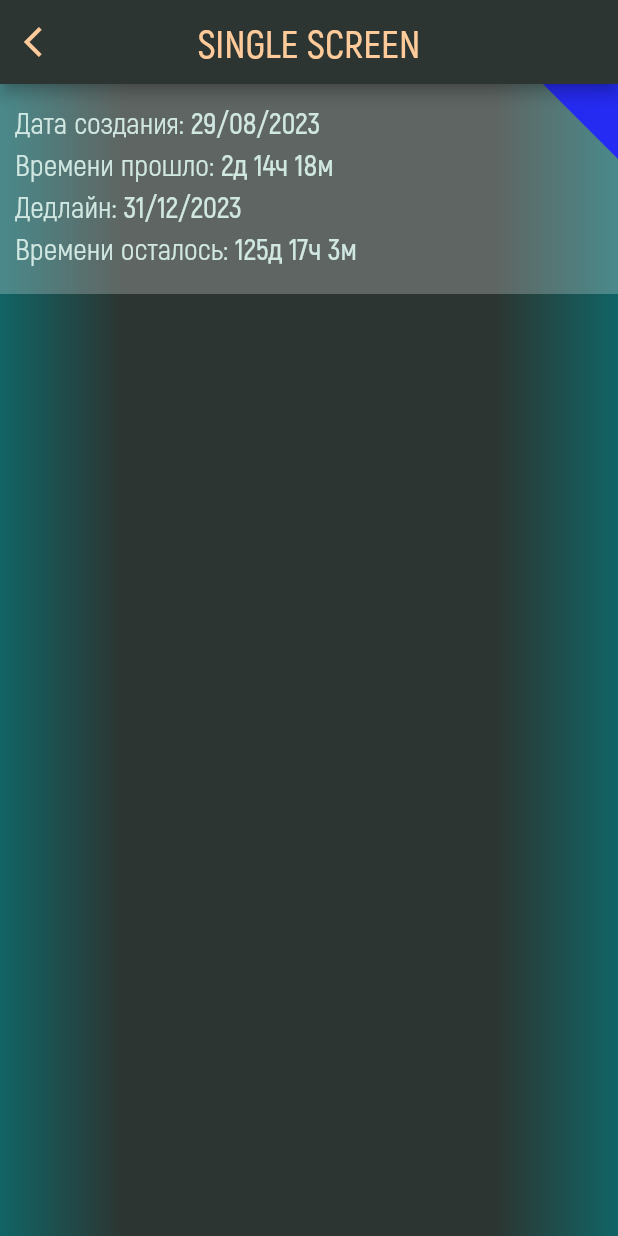
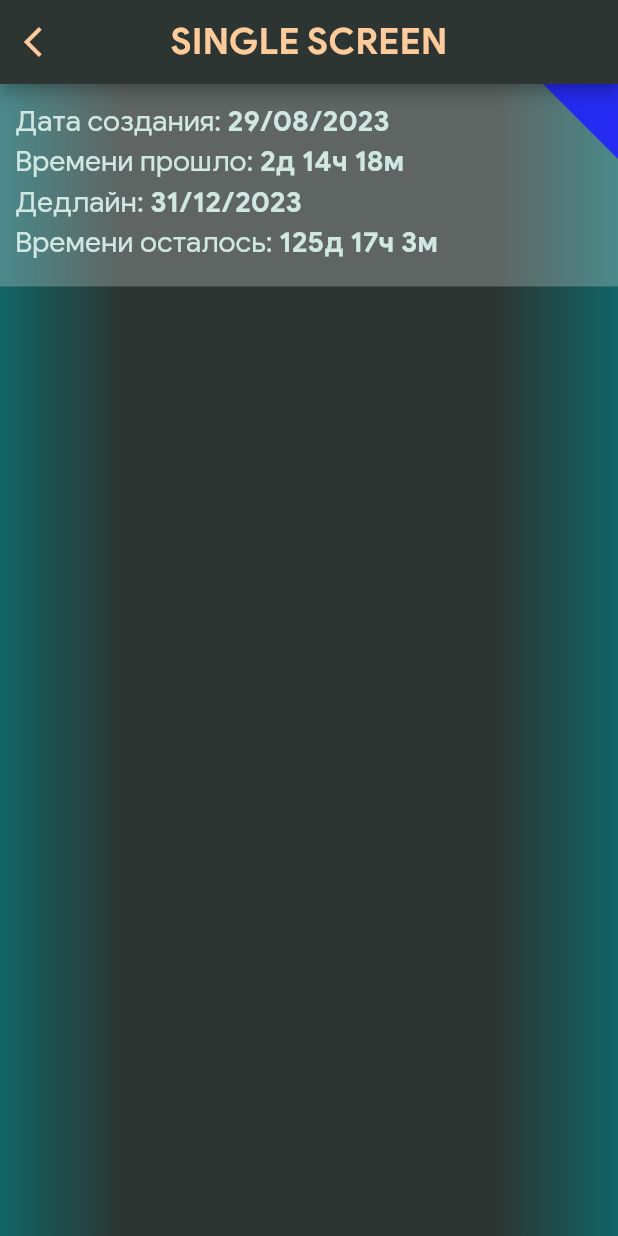
Before and after one commit to yakut54/todolist, a Flutter app: the screen it shows after launch, after a tap on "Title Todo", on a phone screen of 412 x 824 dp. Run offline on Flutter 3.47's test engine with Material 2 defaults, Android fonts, the phone set to English and light mode, and no system bars; our stand-ins replace roundcheckbox.

Commit message:
Day 4 new fonts

```diff
--- a/lib/screens/single_todo_screen/ui/single_todo_screen.dart
+++ b/lib/screens/single_todo_screen/ui/single_todo_screen.dart
@@ -1,7 +1,6 @@
 import 'package:flutter/material.dart';
 import 'package:todolist/theme/constants.dart';
 import 'package:todolist/widgets/ui/background_gradient.dart';
-
 import 'rich_text.dart';
 
 class SingleTodoScreen extends StatefulWidget {
@@ -27,9 +26,11 @@ class _SingleTodoScreenState extends State<SingleTodoScreen> {
           ),
           title: Text('Single Screen'.toUpperCase()),
         ),
-        body: Container(
+        body: Column(
+          children: [
+            Container(
               color: Colors.white24,
-          height: 140,
+              height: 135,
               child: Row(
                 crossAxisAlignment: CrossAxisAlignment.start,
                 children: [
@@ -57,6 +58,12 @@ class _SingleTodoScreenState extends State<SingleTodoScreen> {
                   ),
                 ],
               ),
+            ),
+            Container(
+              color: const Color.fromARGB(0, 0, 0, 0),
+              height: 400,
+            )
+          ],
         ),
       ),
     );
@@ -89,100 +96,3 @@ class MyCustomClipper extends CustomClipper<Path> {
   @override
   bool shouldReclip(CustomClipper<Path> oldClipper) => false;
 }
-
-// Column(
-//           children: [
-//             Row(
-//               mainAxisAlignment: MainAxisAlignment.start,
-//               crossAxisAlignment: CrossAxisAlignment.start,
-//               children: [
-//                 Expanded(
-//                   flex: 1,
-//                   child: Container(
-//                     color: Colors.white12,
-//                     padding: const EdgeInsets.all(10),
-//                     child: Column(
-//                       crossAxisAlignment: CrossAxisAlignment.start,
-//                       children: [
-
-//                         RichText(
-//                           text: const TextSpan(
-//                             style: TextStyle(
-//                               height: 1.4,
-//                               fontSize: 19,
-//                               color: GeneralColors.orangePeach,
-//                             ),
-//                             children: [
-//                               TextSpan(
-//                                 text: 'Прошло времени: ',
-//                                 style: TextStyle(
-//                                   fontFamily: FontFamily.akrobatRegular,
-//                                 ),
-//                               ),
-//                               TextSpan(
-//                                 text: '3д 12ч 48м',
-//                                 style: TextStyle(
-//                                   fontFamily: FontFamily.akrobatSemibold,
-//                                 ),
-//                               ),
-//                             ],
-//                           ),
-//                         ),
-//                         RichText(
-//                           text: const TextSpan(
-//                             style: TextStyle(
-//                               height: 1.4,
-//                               fontSize: 19,
-//                               color: GeneralColors.orangePeach,
-//                             ),
-//                             children: [
-//                               TextSpan(
-//                                 text: 'Дедлайн: ',
-//                                 style: TextStyle(
-//                                   fontFamily: FontFamily.akrobatRegular,
-//                                 ),
-//                               ),
-//                               TextSpan(
-//                                 text: '31/12/2023',
-//                                 style: TextStyle(
-//                                   fontFamily: FontFamily.akrobatSemibold,
-//                                 ),
-//                               ),
-//                             ],
-//                           ),
-//                         ),
-//                         RichText(
-//                           text: const TextSpan(
-//                             style: TextStyle(
-//                               height: 1.4,
-//                               fontSize: 19,
-//                               color: GeneralColors.orangePeach,
-//                             ),
-//                             children: [
-//                               TextSpan(
-//                                 text: 'Осталось времени: ',
-//                                 style: TextStyle(
-//                                   fontFamily: FontFamily.akrobatRegular,
-//                                 ),
-//                               ),
-//                               TextSpan(
-//                                 text: '125д 10ч 8м',
-//                                 style: TextStyle(
-//                                   fontFamily: FontFamily.akrobatSemibold,
-//                                 ),
-//                               ),
-//                             ],
-//                           ),
-//                         ),
-//                       ],
-//                     ),
-//                   ),
-//                 ),
-//                 ClipPath(
-//                   clipper: MyCustomClipper(),
-//                   child: const Triangle(),
-//                 ),
-//               ],
-//             ),
-//           ],
-//         ),
--- a/lib/screens/todo_list_screen/index.dart
+++ b/lib/screens/todo_list_screen/index.dart
@@ -1,2 +1,3 @@
 export './ui/todo_list_screen.dart';
 export './ui/todo_list_appbar.dart';
+export './ui/tile.dart';
--- a/lib/widgets/ui/tile.dart
+++ b/lib/screens/todo_list_screen/ui/tile.dart
@@ -61,7 +61,7 @@ class _TaleBtnState extends State<TaleBtn> {
                 },
                 child: Column(
                   children: [
-                    Container(
+                    SizedBox(
                       height: 35,
                       child: Align(
                         alignment: Alignment.bottomLeft,
@@ -71,7 +71,7 @@ class _TaleBtnState extends State<TaleBtn> {
                         ),
                       ),
                     ),
-                    Container(
+                    SizedBox(
                       height: 35,
                       child: Align(
                         alignment: Alignment.topLeft,
--- a/lib/screens/todo_list_screen/ui/todo_list_screen.dart
+++ b/lib/screens/todo_list_screen/ui/todo_list_screen.dart
@@ -18,7 +18,7 @@ class _TodoListScreenState extends State<TodoListScreen> {
         appBar: appBar,
         body: Center(
           child: ListView.builder(
-            itemCount: 62,
+            itemCount: 2,
             padding: const EdgeInsets.only(top: 10),
             itemBuilder: (context, i) {
               return const TaleBtn();
--- a/lib/theme/constants.dart
+++ b/lib/theme/constants.dart
@@ -5,15 +5,15 @@ abstract class TileIcons {
 }
 
 abstract class FontFamily {
-  static const regularFont = 'akrobat_regular';
-  static const semiFont = 'akrobat_semibold';
+  static const regularFont = 'google_regular';
+  static const semiFont = 'google_bold';
 }
 
 abstract class FontSize {
-  static const double header = 26;
-  static const double tileTitle = 26;
-  static const double tileSubtitle = 20;
-  static const double mainFont = 20;
+  static const double header = 24;
+  static const double tileTitle = 24;
+  static const double tileSubtitle = 19;
+  static const double mainFont = 19;
 }
 
 abstract class GeneralColors {
--- a/lib/theme/theme.dart
+++ b/lib/theme/theme.dart
@@ -17,11 +17,11 @@ final theme = ThemeData(
         color: GeneralColors.grayblue,
         fontFamily: FontFamily.semiFont,
         fontSize: FontSize.tileTitle,
-    ),
+        height: 0.6),
     bodyMedium: TextStyle(
         color: GeneralColors.grayblue,
         fontFamily: FontFamily.regularFont,
         fontSize: FontSize.tileSubtitle,
-    ),
+        height: 1.4),
   ),
 );
--- a/lib/widgets/index.dart
+++ b/lib/widgets/index.dart
@@ -1,3 +1,2 @@
-export './ui/tile.dart';
 export './ui/add.dart';
 export './ui/background_gradient.dart';
```
Also changed, not shown: pubspec.yaml (+13 -0 lines), fonts/akrobat-bold.otf (deleted), fonts/akrobat-extrabold.otf (deleted), fonts/google_bold.ttf (added), fonts/google_medium.ttf (added), fonts/google_regular.ttf (added). Lines whose indentation alone changed are shown as unchanged.
